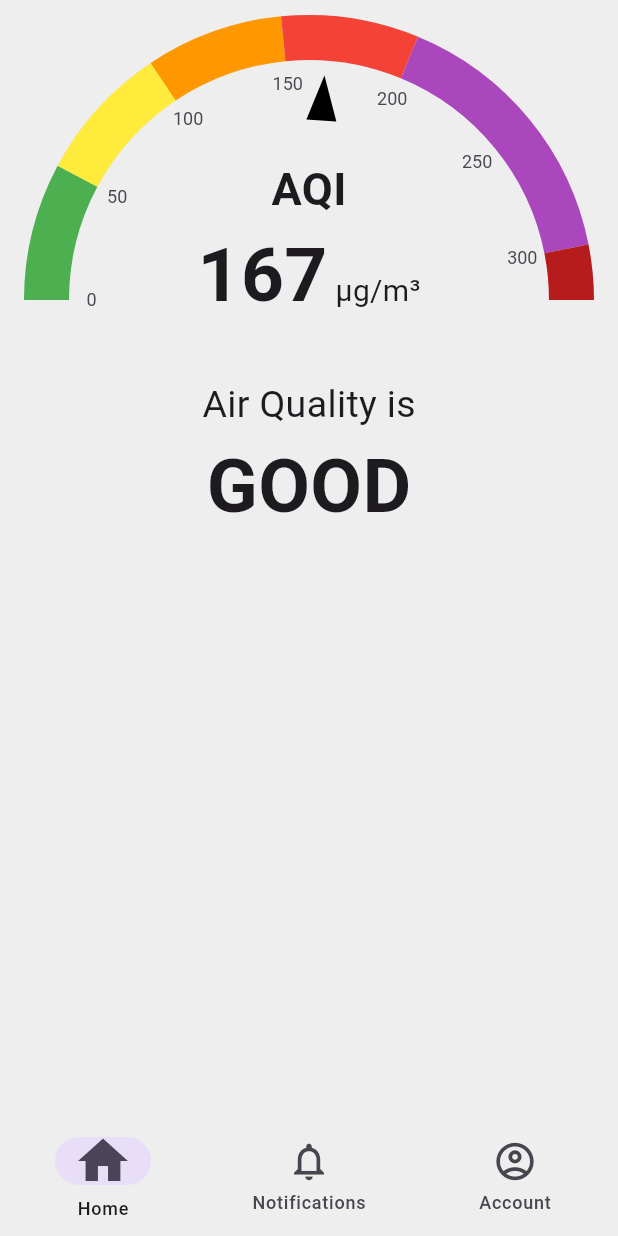
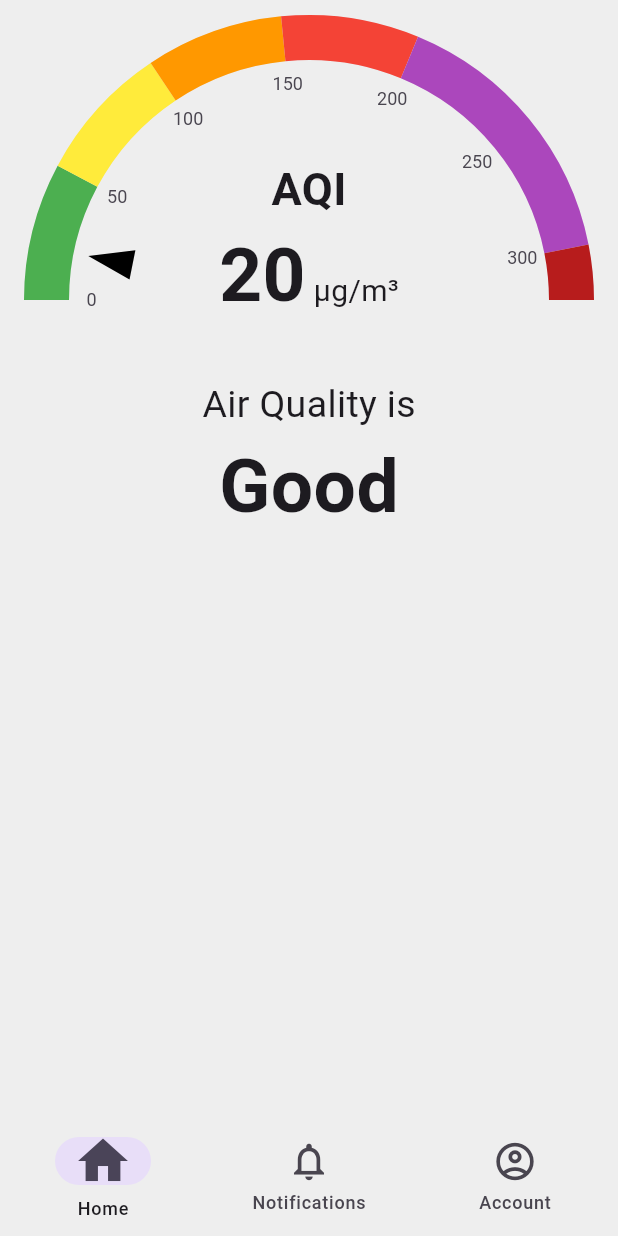
Before and after one commit to aayushman950/Air-Quality-Monitoring-System, a Flutter app: the screen it shows after launch, on a phone screen of 412 x 824 dp. Run offline on Flutter 3.47's test engine with Material 3 defaults, Android fonts, the phone set to English and light mode, and no system bars; drawn by our look-alikes of syncfusion_flutter_gauges.

Commit message:
made data passable to aqi rating and aqi status

```diff
--- a/aqms/lib/widgets/aqi_gauge.dart
+++ b/aqms/lib/widgets/aqi_gauge.dart
@@ -4,12 +4,12 @@ import 'package:provider/provider.dart';
 import 'package:syncfusion_flutter_gauges/gauges.dart';
 
 class AQIGauge extends StatelessWidget {
-  const AQIGauge({super.key});
+  final int aqiRating;
+
+  const AQIGauge({super.key, required this.aqiRating});
 
   @override
   Widget build(BuildContext context) {
-    int aqiRating = 167;
-
     return Container(
       height: 400,
       child: SfRadialGauge(
--- a/aqms/lib/widgets/aqi_gauge_and_status.dart
+++ b/aqms/lib/widgets/aqi_gauge_and_status.dart
@@ -10,10 +10,10 @@ class AQIGaugeAndStatus extends StatelessWidget {
     return Stack(
       alignment: AlignmentDirectional.bottomCenter,
       children: [
-        AQIGauge(),
+        AQIGauge(aqiRating: 20,),
         Positioned(
           bottom: 40,
-          child: AQIStatus(),
+          child: AQIStatus(airStatus: 'Good',),
         ),
       ],
     );
--- a/aqms/lib/widgets/aqi_status.dart
+++ b/aqms/lib/widgets/aqi_status.dart
@@ -1,7 +1,9 @@
 import 'package:flutter/material.dart';
 
 class AQIStatus extends StatelessWidget {
-  const AQIStatus({super.key});
+  const AQIStatus({super.key, required this.airStatus});
+
+  final String airStatus;
 
   @override
   Widget build(BuildContext context) {
@@ -13,7 +15,7 @@ class AQIStatus extends StatelessWidget {
           style: TextStyle(fontSize: 25),
         ),
         Text(
-          "GOOD",
+          airStatus,
           style: TextStyle(
             fontSize: 50,
             fontWeight: FontWeight.bold,
```
